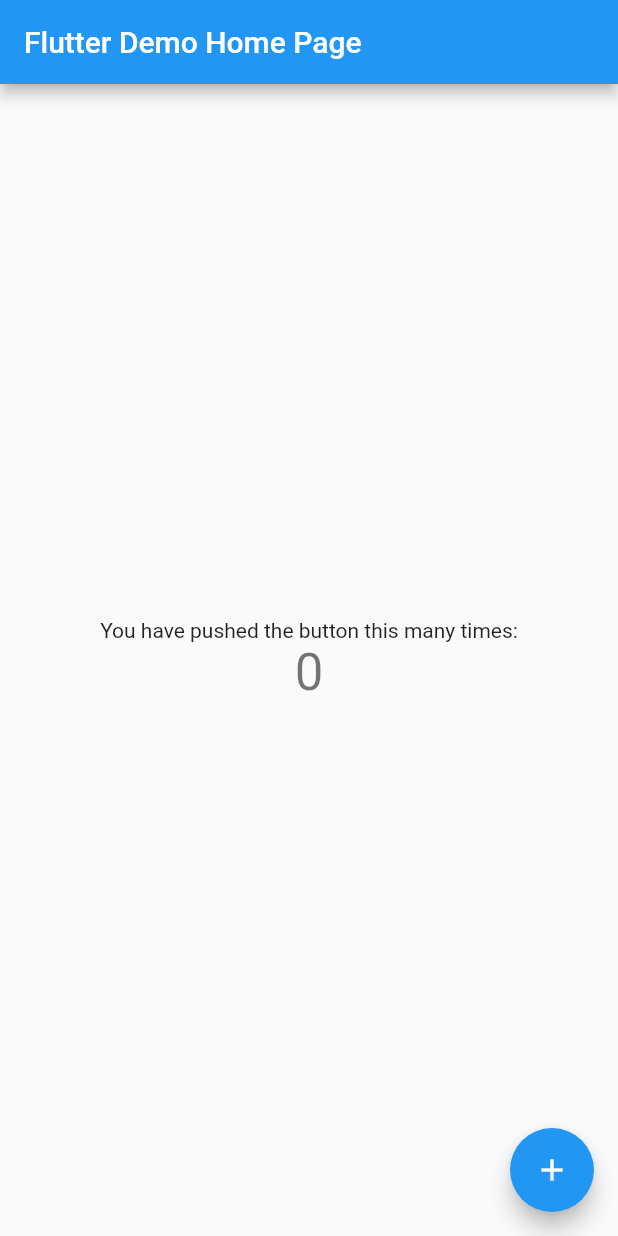
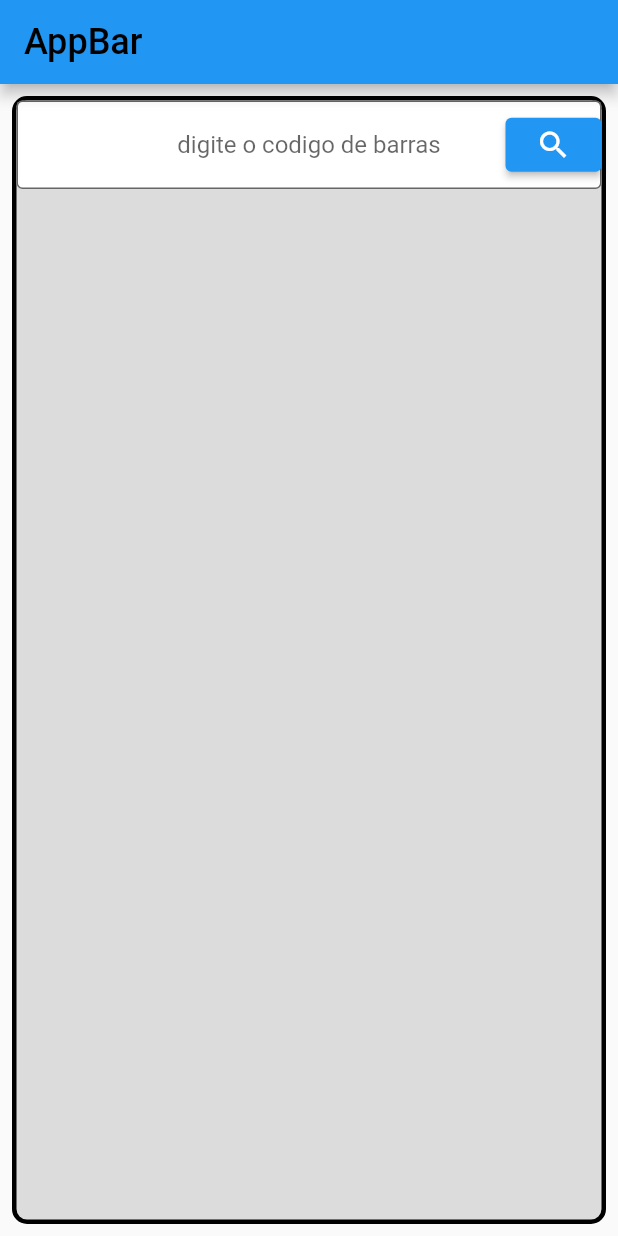
Before and after one commit to Gbishoppp/front-flutter, a Flutter app: the screen it shows after launch, on a phone screen of 412 x 824 dp. Run offline on Flutter 3.47's test engine with Material 2 defaults, Android fonts, the phone set to English and light mode, and no system bars.

Commit message:
primeira parte

```diff
--- a/lib/main.dart
+++ b/lib/main.dart
@@ -7,109 +7,76 @@ void main() {
 class MyApp extends StatelessWidget {
   const MyApp({super.key});
 
-  // This widget is the root of your application.
   @override
   Widget build(BuildContext context) {
     return MaterialApp(
-      title: 'Flutter Demo',
+        title: 'Flutter',
         theme: ThemeData(
-        // This is the theme of your application.
-        //
-        // Try running your application with "flutter run". You'll see the
-        // application has a blue toolbar. Then, without quitting the app, try
-        // changing the primarySwatch below to Colors.green and then invoke
-        // "hot reload" (press "r" in the console where you ran "flutter run",
-        // or simply save your changes to "hot reload" in a Flutter IDE).
-        // Notice that the counter didn't reset back to zero; the application
-        // is not restarted.
           primarySwatch: Colors.blue,
         ),
-      home: const MyHomePage(title: 'Flutter Demo Home Page'),
-    );
+        home: const Pesquisa());
   }
 }
 
-class MyHomePage extends StatefulWidget {
-  const MyHomePage({super.key, required this.title});
-
-  // This widget is the home page of your application. It is stateful, meaning
-  // that it has a State object (defined below) that contains fields that affect
-  // how it looks.
-
-  // This class is the configuration for the state. It holds the values (in this
-  // case the title) provided by the parent (in this case the App widget) and
-  // used by the build method of the State. Fields in a Widget subclass are
-  // always marked "final".
-
-  final String title;
+class Pesquisa extends StatefulWidget {
+  const Pesquisa({super.key});
 
   @override
-  State<MyHomePage> createState() => _MyHomePageState();
+  State<Pesquisa> createState() => _PesquisaState();
 }
 
-class _MyHomePageState extends State<MyHomePage> {
-  int _counter = 0;
-
-  void _incrementCounter() {
-    setState(() {
-      // This call to setState tells the Flutter framework that something has
-      // changed in this State, which causes it to rerun the build method below
-      // so that the display can reflect the updated values. If we changed
-      // _counter without calling setState(), then the build method would not be
-      // called again, and so nothing would appear to happen.
-      _counter++;
-    });
-  }
+class _PesquisaState extends State<Pesquisa> {
+  TextEditingController dadoController = TextEditingController();
 
   @override
   Widget build(BuildContext context) {
-    // This method is rerun every time setState is called, for instance as done
-    // by the _incrementCounter method above.
-    //
-    // The Flutter framework has been optimized to make rerunning build methods
-    // fast, so that you can just rebuild anything that needs updating rather
-    // than having to individually change instances of widgets.
     return Scaffold(
         appBar: AppBar(
-        // Here we take the value from the MyHomePage object that was created by
-        // the App.build method, and use it to set our appbar title.
-        title: Text(widget.title),
+            title: const Text('AppBar',
+                style: TextStyle(
+                  color: Colors.black,
+                  fontSize: 24,
+                ))),
+        body: Center(
+          child: Padding(
+            padding: const EdgeInsets.all(8.0),
+            child: Container(
+              decoration: BoxDecoration(
+                color: Colors.black12,
+                borderRadius: BorderRadius.circular(10),
+                border: Border.all(width: 3),
               ),
-      body: Center(
-        // Center is a layout widget. It takes a single child and positions it
-        // in the middle of the parent.
-        child: Column(
-          // Column is also a layout widget. It takes a list of children and
-          // arranges them vertically. By default, it sizes itself to fit its
-          // children horizontally, and tries to be as tall as its parent.
-          //
-          // Invoke "debug painting" (press "p" in the console, choose the
-          // "Toggle Debug Paint" action from the Flutter Inspector in Android
-          // Studio, or the "Toggle Debug Paint" command in Visual Studio Code)
-          // to see the wireframe for each widget.
-          //
-          // Column has various properties to control how it sizes itself and
-          // how it positions its children. Here we use mainAxisAlignment to
-          // center the children vertically; the main axis here is the vertical
-          // axis because Columns are vertical (the cross axis would be
-          // horizontal).
-          mainAxisAlignment: MainAxisAlignment.center,
-          children: <Widget>[
-            const Text(
-              'You have pushed the button this many times:',
+              child: Column(children: [
+                Stack(
+                  alignment: AlignmentDirectional.centerEnd,
+                  children: [
+                    const Padding(
+                      padding: EdgeInsets.all(8.0),
                     ),
-            Text(
-              '$_counter',
-              style: Theme.of(context).textTheme.headline4,
+                    TextFormField(
+                      controller: dadoController,
+                      textAlign: TextAlign.center,
+                      decoration: const InputDecoration(
+                        border: OutlineInputBorder(),
+                        hintText: 'digite o codigo de barras',
+                        fillColor: Colors.white,
+                        filled: true,
                       ),
+                    ),
+                    const Padding(
+                      padding: EdgeInsets.all(8.0),
+                    ),
+                    ElevatedButton(
+                      onPressed: () {},
+                      child: const Icon(
+                        Icons.search,
+                      ),
+                    )
                   ],
                 ),
+              ]),
             ),
-      floatingActionButton: FloatingActionButton(
-        onPressed: _incrementCounter,
-        tooltip: 'Increment',
-        child: const Icon(Icons.add),
-      ), // This trailing comma makes auto-formatting nicer for build methods.
-    );
+          ),
+        ));
   }
 }
```
Also changed, not shown: 13 other files. Lines whose indentation alone changed are shown as unchanged.
